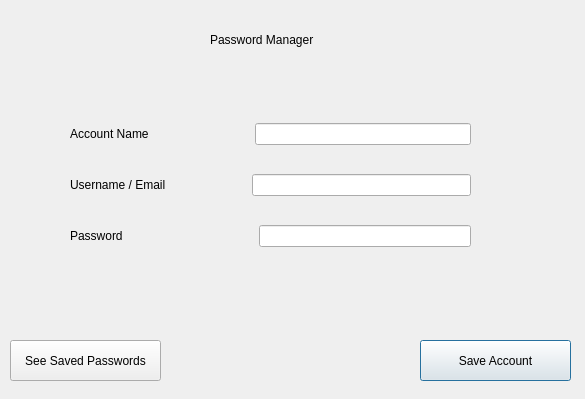
The window that savepassword.ui (Shubham-Vasnik/PasswordManager) describes before a commit, drawn with Qt 5.
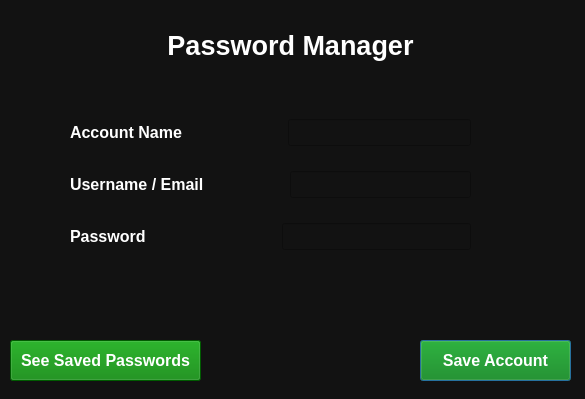
The same window after the commit.

Diff of the .ui file:
```diff
--- a/savepassword.ui
+++ b/savepassword.ui
@@ -13,6 +13,10 @@
   <property name="windowTitle">
    <string>Dialog</string>
   </property>
+  <property name="styleSheet">
+   <string notr="true">background-color:#121212;
+color:#FFFFFF;</string>
+  </property>
   <widget class="QLabel" name="label">
    <property name="geometry">
     <rect>
@@ -29,15 +33,26 @@
   <widget class="QLabel" name="label_5">
    <property name="geometry">
     <rect>
-     <x>210</x>
+     <x>0</x>
      <y>30</y>
-     <width>201</width>
-     <height>20</height>
+     <width>581</width>
+     <height>31</height>
     </rect>
    </property>
+   <property name="font">
+    <font>
+     <family>Arial</family>
+     <pointsize>20</pointsize>
+     <weight>75</weight>
+     <bold>true</bold>
+    </font>
+   </property>
    <property name="text">
     <string>Password Manager</string>
    </property>
+   <property name="alignment">
+    <set>Qt::AlignCenter</set>
+   </property>
   </widget>
   <widget class="QPushButton" name="SaveAccountBtn">
    <property name="geometry">
@@ -48,6 +63,17 @@
      <height>41</height>
     </rect>
    </property>
+   <property name="font">
+    <font>
+     <family>Arial</family>
+     <pointsize>12</pointsize>
+     <weight>75</weight>
+     <bold>true</bold>
+    </font>
+   </property>
+   <property name="styleSheet">
+    <string notr="true">background-color:#008000;</string>
+   </property>
    <property name="text">
     <string>Save Account</string>
    </property>
@@ -57,15 +83,26 @@
     <rect>
      <x>10</x>
      <y>340</y>
-     <width>151</width>
+     <width>191</width>
      <height>41</height>
     </rect>
    </property>
+   <property name="font">
+    <font>
+     <family>Arial</family>
+     <pointsize>12</pointsize>
+     <weight>75</weight>
+     <bold>true</bold>
+    </font>
+   </property>
+   <property name="styleSheet">
+    <string notr="true">background-color:#008000;</string>
+   </property>
    <property name="text">
     <string>See Saved Passwords</string>
    </property>
   </widget>
-  <widget class="QWidget" name="">
+  <widget class="QWidget" name="layoutWidget">
    <property name="geometry">
     <rect>
      <x>70</x>
@@ -79,6 +116,14 @@
      <layout class="QHBoxLayout" name="horizontalLayout">
       <item>
        <widget class="QLabel" name="label_2">
+        <property name="font">
+         <font>
+          <family>Arial</family>
+          <pointsize>12</pointsize>
+          <weight>75</weight>
+          <bold>true</bold>
+         </font>
+        </property>
         <property name="text">
          <string>Account Name</string>
         </property>
@@ -101,7 +146,16 @@
        </spacer>
       </item>
       <item>
-       <widget class="QLineEdit" name="NewAccountName"/>
+       <widget class="QLineEdit" name="NewAccountName">
+        <property name="font">
+         <font>
+          <family>Arial</family>
+          <pointsize>12</pointsize>
+          <weight>75</weight>
+          <bold>true</bold>
+         </font>
+        </property>
+       </widget>
       </item>
      </layout>
     </item>
@@ -109,6 +163,14 @@
      <layout class="QHBoxLayout" name="horizontalLayout_2">
       <item>
        <widget class="QLabel" name="label_3">
+        <property name="font">
+         <font>
+          <family>Arial</family>
+          <pointsize>12</pointsize>
+          <weight>75</weight>
+          <bold>true</bold>
+         </font>
+        </property>
         <property name="text">
          <string>Username / Email</string>
         </property>
@@ -131,7 +193,16 @@
        </spacer>
       </item>
       <item>
-       <widget class="QLineEdit" name="NewUserName"/>
+       <widget class="QLineEdit" name="NewUserName">
+        <property name="font">
+         <font>
+          <family>Arial</family>
+          <pointsize>12</pointsize>
+          <weight>75</weight>
+          <bold>true</bold>
+         </font>
+        </property>
+       </widget>
       </item>
      </layout>
     </item>
@@ -139,6 +210,14 @@
      <layout class="QHBoxLayout" name="horizontalLayout_3">
       <item>
        <widget class="QLabel" name="label_4">
+        <property name="font">
+         <font>
+          <family>Arial</family>
+          <pointsize>12</pointsize>
+          <weight>75</weight>
+          <bold>true</bold>
+         </font>
+        </property>
         <property name="text">
          <string>Password</string>
         </property>
@@ -161,7 +240,16 @@
        </spacer>
       </item>
       <item>
-       <widget class="QLineEdit" name="NewPassword"/>
+       <widget class="QLineEdit" name="NewPassword">
+        <property name="font">
+         <font>
+          <family>Arial</family>
+          <pointsize>12</pointsize>
+          <weight>75</weight>
+          <bold>true</bold>
+         </font>
+        </property>
+       </widget>
       </item>
      </layout>
     </item>
```
